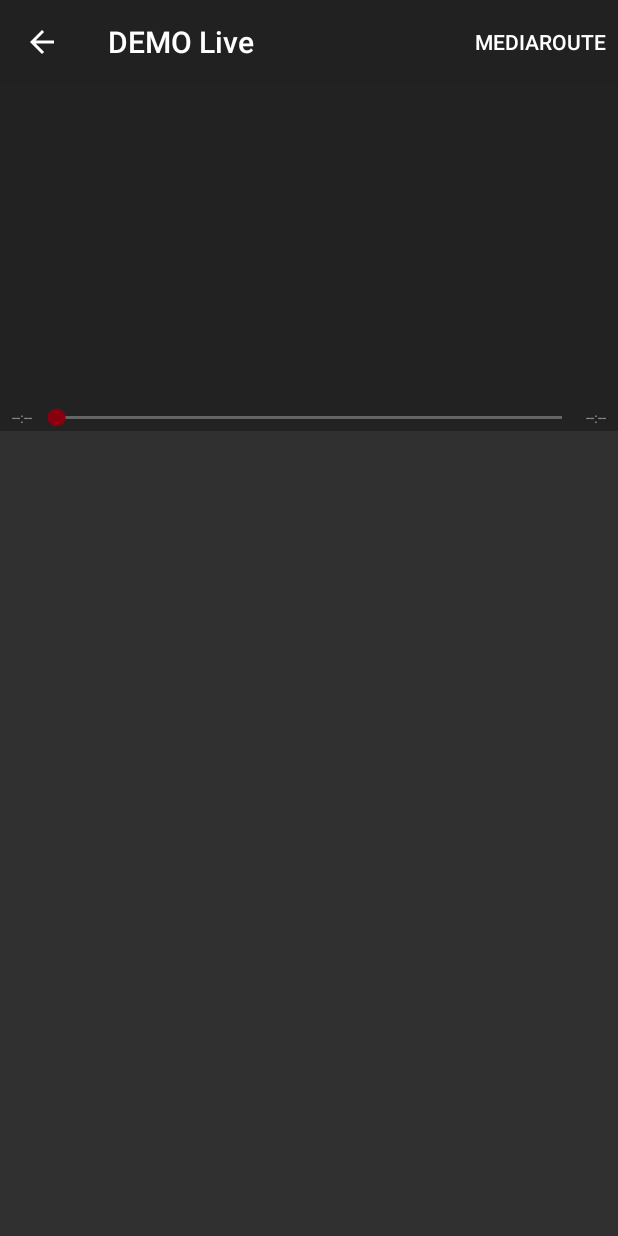
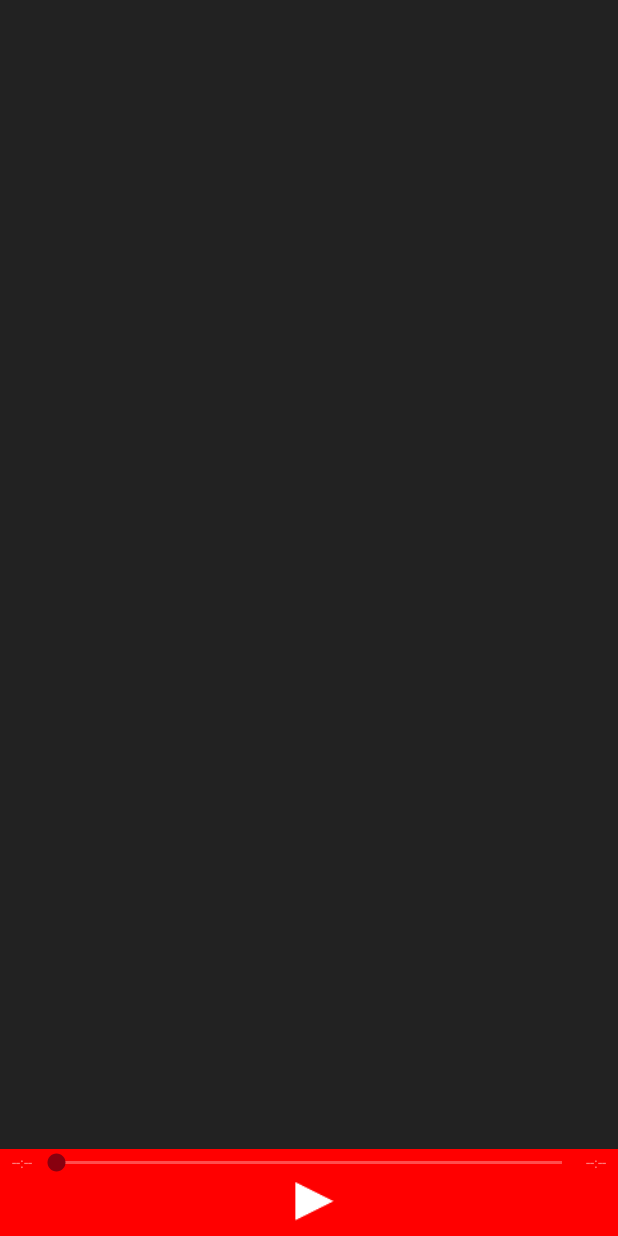
Before and after one commit to SRGSSR/srgmediaplayer-android, an Android app: the SimplePlayerActivity screen opened directly, with no data from a screen before it, on a phone screen of 412 x 824 dp. Run offline under Robolectric (Android 15) with nearby library versions, the phone set to English and light mode, and no system bars; 1 statement that could not run was skipped.

Commit message:
SimplePlayerActivity uses simple player control instead of segment controls Removed toolbar

```diff
--- a/demo/src/main/java/ch/srg/mediaplayer/SimplePlayerActivity.java
+++ b/demo/src/main/java/ch/srg/mediaplayer/SimplePlayerActivity.java
@@ -5,7 +5,6 @@ import android.content.res.Configuration;
 import android.os.Bundle;
 import android.support.annotation.Nullable;
 import android.support.v7.app.AppCompatActivity;
-import android.support.v7.widget.Toolbar;
 import android.util.Log;
 import android.view.Menu;
 import android.view.View;
@@ -13,7 +12,7 @@ import android.view.View;
 import ch.srg.mediaplayer.demo.DemoApplication;
 import ch.srg.mediaplayer.demo.R;
 import ch.srg.mediaplayer.extras.fullscreen.helper.SystemUiHelper;
-import ch.srg.segmentoverlay.view.PlayerControlView;
+import ch.srg.mediaplayer.extras.overlay.control.SimplePlayerControlView;
 
 public class SimplePlayerActivity extends AppCompatActivity implements
         SRGMediaPlayerController.Listener, View.OnClickListener {
@@ -27,9 +26,7 @@ public class SimplePlayerActivity extends AppCompatActivity implements
     private SRGMediaPlayerView playerView;
 
     @Nullable
-    private PlayerControlView segmentPlayerControlView;
-
-    private Toolbar toolbar;
+    private SimplePlayerControlView playerControlView;
 
     private SystemUiHelper uiHelper;
 
@@ -44,14 +41,10 @@ public class SimplePlayerActivity extends AppCompatActivity implements
         setContentView(R.layout.activity_simple_media_player);
         setTitle("DEMO Live");
 
-        toolbar = (Toolbar) findViewById(R.id.toolbar);
-        setSupportActionBar(toolbar);
-        getSupportActionBar().setDisplayHomeAsUpEnabled(true);
-
         playerView = (SRGMediaPlayerView) findViewById(R.id.demo_video_container);
 
         View mediaControl = findViewById(R.id.media_control);
-            segmentPlayerControlView = (PlayerControlView) mediaControl;
+        playerControlView = (SimplePlayerControlView) mediaControl;
 
         dataProvider = DemoApplication.multiDataProvider;
 
@@ -78,8 +71,8 @@ public class SimplePlayerActivity extends AppCompatActivity implements
 
         srgMediaPlayer.registerEventListener(this);
 
-        if (segmentPlayerControlView != null) {
-            segmentPlayerControlView.attachToController(srgMediaPlayer);
+        if (playerControlView != null) {
+            playerControlView.attachToController(srgMediaPlayer);
         }
 
         orientation = this.getResources().getConfiguration().orientation;
--- a/demo/src/main/res/layout/activity_simple_media_player.xml
+++ b/demo/src/main/res/layout/activity_simple_media_player.xml
@@ -3,20 +3,12 @@
     xmlns:tools="http://schemas.android.com/tools"
     android:layout_width="match_parent"
     android:layout_height="match_parent"
-    tools:context="ch.srg.mediaplayer.DemoMediaPlayerActivity">
-
-    <android.support.v7.widget.Toolbar
-        android:id="@+id/toolbar"
-        android:layout_width="match_parent"
-        android:layout_height="wrap_content"
-        android:background="?attr/colorPrimary"
-        android:minHeight="?attr/actionBarSize"/>
+    tools:context="ch.srg.mediaplayer.SimplePlayerActivity">
 
     <ch.srg.mediaplayer.SRGMediaPlayerView
         android:id="@+id/demo_video_container"
         android:layout_width="match_parent"
-        android:layout_height="wrap_content"
-        android:layout_below="@+id/toolbar"
+        android:layout_height="match_parent"
         android:animateLayoutChanges="true"
         android:background="#ff222222"
         app:containerAspectRatio="auto"
@@ -42,7 +34,7 @@
             app:overlay_mode="unmanaged" />
 
         <!--Controls-->
-        <ch.srg.segmentoverlay.view.PlayerControlView
+        <ch.srg.mediaplayer.extras.overlay.control.SimplePlayerControlView
             android:id="@+id/media_control"
             android:layout_width="match_parent"
             android:layout_height="wrap_content"
```
